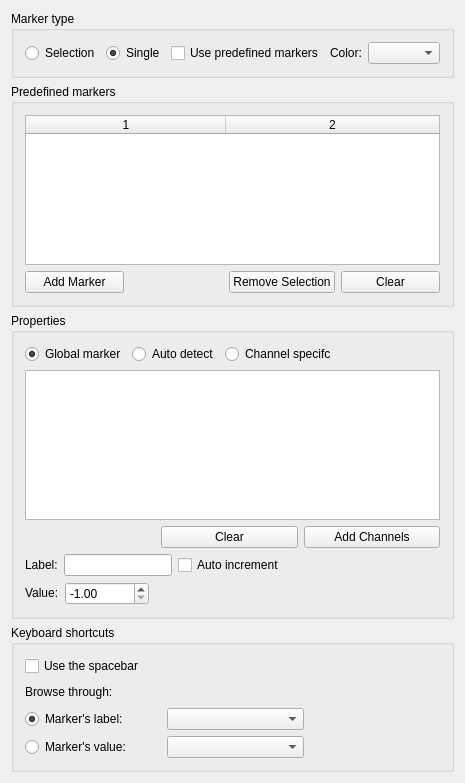
This is src/Widgets/AwMarkerInspector.ui in HIP-infrastructure/anywave-code as Qt 5 draws it before an edit. The edited form follows.
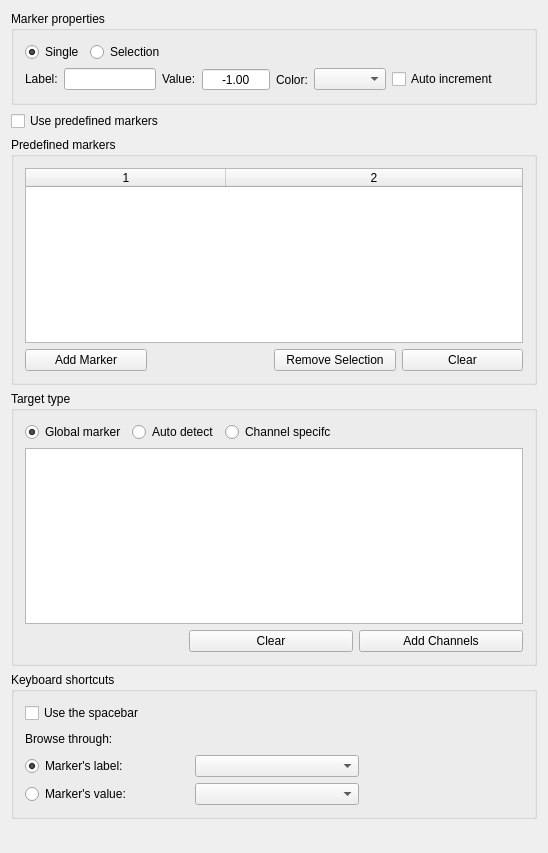
This is the edited form. Icons and pictures are not drawn.

Commit message: Now it is possible to marker while watching mappings.

Diff of the .ui file:
```diff
--- a/src/Widgets/AwMarkerInspector.ui
+++ b/src/Widgets/AwMarkerInspector.ui
@@ -6,8 +6,8 @@
    <rect>
     <x>0</x>
     <y>0</y>
-    <width>422</width>
-    <height>756</height>
+    <width>548</width>
+    <height>853</height>
    </rect>
   </property>
   <property name="sizePolicy">
@@ -33,28 +33,15 @@
       </sizepolicy>
      </property>
      <property name="title">
-      <string>Marker type</string>
+      <string>Marker properties</string>
      </property>
      <layout class="QVBoxLayout" name="verticalLayout_2">
       <item>
-       <layout class="QHBoxLayout" name="horizontalLayout">
-        <item>
-         <widget class="QRadioButton" name="radioSelection">
-          <property name="sizePolicy">
-           <sizepolicy hsizetype="Expanding" vsizetype="Fixed">
-            <horstretch>0</horstretch>
-            <verstretch>0</verstretch>
-           </sizepolicy>
-          </property>
-          <property name="text">
-           <string>Selection</string>
-          </property>
-         </widget>
-        </item>
+       <layout class="QHBoxLayout" name="horizontalLayout_8">
         <item>
          <widget class="QRadioButton" name="radioSingle">
           <property name="sizePolicy">
-           <sizepolicy hsizetype="Expanding" vsizetype="Fixed">
+           <sizepolicy hsizetype="Preferred" vsizetype="Fixed">
             <horstretch>0</horstretch>
             <verstretch>0</verstretch>
            </sizepolicy>
@@ -68,15 +55,102 @@
          </widget>
         </item>
         <item>
-         <widget class="QCheckBox" name="checkPredefined">
+         <widget class="QRadioButton" name="radioSelection">
+          <property name="sizePolicy">
+           <sizepolicy hsizetype="Preferred" vsizetype="Fixed">
+            <horstretch>0</horstretch>
+            <verstretch>0</verstretch>
+           </sizepolicy>
+          </property>
+          <property name="text">
+           <string>Selection</string>
+          </property>
+         </widget>
+        </item>
+        <item>
+         <spacer name="horizontalSpacer_3">
+          <property name="orientation">
+           <enum>Qt::Horizontal</enum>
+          </property>
+          <property name="sizeHint" stdset="0">
+           <size>
+            <width>40</width>
+            <height>20</height>
+           </size>
+          </property>
+         </spacer>
+        </item>
+       </layout>
+      </item>
+      <item>
+       <layout class="QHBoxLayout" name="horizontalLayout" stretch="1,0,0,0,0,0,0,0">
+        <item>
+         <widget class="QLabel" name="labelName">
+          <property name="sizePolicy">
+           <sizepolicy hsizetype="Preferred" vsizetype="Fixed">
+            <horstretch>0</horstretch>
+            <verstretch>0</verstretch>
+           </sizepolicy>
+          </property>
+          <property name="text">
+           <string>Label:</string>
+          </property>
+          <property name="scaledContents">
+           <bool>true</bool>
+          </property>
+         </widget>
+        </item>
+        <item>
+         <widget class="QLineEdit" name="lineEditName">
           <property name="sizePolicy">
            <sizepolicy hsizetype="Expanding" vsizetype="Fixed">
             <horstretch>0</horstretch>
             <verstretch>0</verstretch>
            </sizepolicy>
           </property>
+         </widget>
+        </item>
+        <item>
+         <widget class="QLabel" name="labelValue">
+          <property name="sizePolicy">
+           <sizepolicy hsizetype="Preferred" vsizetype="Fixed">
+            <horstretch>0</horstretch>
+            <verstretch>0</verstretch>
+           </sizepolicy>
+          </property>
           <property name="text">
-           <string>Use predefined markers</string>
+           <string>Value:</string>
+          </property>
+          <property name="scaledContents">
+           <bool>true</bool>
+          </property>
+          <property name="buddy">
+           <cstring>spinValue</cstring>
+          </property>
+         </widget>
+        </item>
+        <item>
+         <widget class="QDoubleSpinBox" name="spinValue">
+          <property name="sizePolicy">
+           <sizepolicy hsizetype="Preferred" vsizetype="Fixed">
+            <horstretch>0</horstretch>
+            <verstretch>0</verstretch>
+           </sizepolicy>
+          </property>
+          <property name="alignment">
+           <set>Qt::AlignCenter</set>
+          </property>
+          <property name="buttonSymbols">
+           <enum>QAbstractSpinBox::NoButtons</enum>
+          </property>
+          <property name="minimum">
+           <double>-1.000000000000000</double>
+          </property>
+          <property name="maximum">
+           <double>1000000000000000013287555072.000000000000000</double>
+          </property>
+          <property name="value">
+           <double>-1.000000000000000</double>
           </property>
          </widget>
         </item>
@@ -97,6 +171,19 @@
           </property>
          </widget>
         </item>
+        <item>
+         <widget class="QCheckBox" name="checkAutoInc">
+          <property name="sizePolicy">
+           <sizepolicy hsizetype="Preferred" vsizetype="Fixed">
+            <horstretch>0</horstretch>
+            <verstretch>0</verstretch>
+           </sizepolicy>
+          </property>
+          <property name="text">
+           <string>Auto increment</string>
+          </property>
+         </widget>
+        </item>
         <item>
          <spacer name="horizontalSpacer_5">
           <property name="orientation">
@@ -115,10 +202,40 @@
      </layout>
     </widget>
    </item>
+   <item>
+    <layout class="QHBoxLayout" name="horizontalLayout_13">
+     <item>
+      <widget class="QCheckBox" name="checkPredefined">
+       <property name="sizePolicy">
+        <sizepolicy hsizetype="Preferred" vsizetype="Fixed">
+         <horstretch>0</horstretch>
+         <verstretch>0</verstretch>
+        </sizepolicy>
+       </property>
+       <property name="text">
+        <string>Use predefined markers</string>
+       </property>
+      </widget>
+     </item>
+     <item>
+      <spacer name="horizontalSpacer_11">
+       <property name="orientation">
+        <enum>Qt::Horizontal</enum>
+       </property>
+       <property name="sizeHint" stdset="0">
+        <size>
+         <width>40</width>
+         <height>20</height>
+        </size>
+       </property>
+      </spacer>
+     </item>
+    </layout>
+   </item>
    <item>
     <widget class="QGroupBox" name="groupBoxPredefined">
      <property name="sizePolicy">
-      <sizepolicy hsizetype="Preferred" vsizetype="Expanding">
+      <sizepolicy hsizetype="Preferred" vsizetype="Preferred">
        <horstretch>0</horstretch>
        <verstretch>0</verstretch>
       </sizepolicy>
@@ -237,13 +354,13 @@
    <item>
     <widget class="QGroupBox" name="groupBoxSettings">
      <property name="sizePolicy">
-      <sizepolicy hsizetype="Preferred" vsizetype="Expanding">
+      <sizepolicy hsizetype="Preferred" vsizetype="Preferred">
        <horstretch>0</horstretch>
        <verstretch>0</verstretch>
       </sizepolicy>
      </property>
      <property name="title">
-      <string>Properties</string>
+      <string>Target type</string>
      </property>
      <layout class="QVBoxLayout" name="verticalLayout_3">
       <item>
@@ -379,127 +496,13 @@
         </item>
        </layout>
       </item>
-      <item>
-       <layout class="QHBoxLayout" name="horizontalLayout_5">
-        <item>
-         <widget class="QLabel" name="labelName">
-          <property name="sizePolicy">
-           <sizepolicy hsizetype="Preferred" vsizetype="Fixed">
-            <horstretch>0</horstretch>
-            <verstretch>0</verstretch>
-           </sizepolicy>
-          </property>
-          <property name="text">
-           <string>Label:</string>
-          </property>
-          <property name="scaledContents">
-           <bool>true</bool>
-          </property>
-         </widget>
-        </item>
-        <item>
-         <widget class="QLineEdit" name="lineEditName">
-          <property name="sizePolicy">
-           <sizepolicy hsizetype="Preferred" vsizetype="Fixed">
-            <horstretch>0</horstretch>
-            <verstretch>0</verstretch>
-           </sizepolicy>
-          </property>
-         </widget>
-        </item>
-        <item>
-         <widget class="QCheckBox" name="checkAutoInc">
-          <property name="sizePolicy">
-           <sizepolicy hsizetype="Preferred" vsizetype="Fixed">
-            <horstretch>0</horstretch>
-            <verstretch>0</verstretch>
-           </sizepolicy>
-          </property>
-          <property name="text">
-           <string>Auto increment</string>
-          </property>
-         </widget>
-        </item>
-        <item>
-         <spacer name="horizontalSpacer_7">
-          <property name="orientation">
-           <enum>Qt::Horizontal</enum>
-          </property>
-          <property name="sizeHint" stdset="0">
-           <size>
-            <width>40</width>
-            <height>20</height>
-           </size>
-          </property>
-         </spacer>
-        </item>
-       </layout>
-      </item>
-      <item>
-       <layout class="QHBoxLayout" name="horizontalLayout_6"/>
-      </item>
-      <item>
-       <layout class="QHBoxLayout" name="horizontalLayout_7">
-        <item>
-         <widget class="QLabel" name="labelValue">
-          <property name="sizePolicy">
-           <sizepolicy hsizetype="Preferred" vsizetype="Fixed">
-            <horstretch>0</horstretch>
-            <verstretch>0</verstretch>
-           </sizepolicy>
-          </property>
-          <property name="text">
-           <string>Value:</string>
-          </property>
-          <property name="scaledContents">
-           <bool>true</bool>
-          </property>
-          <property name="buddy">
-           <cstring>spinValue</cstring>
-          </property>
-         </widget>
-        </item>
-        <item>
-         <widget class="QDoubleSpinBox" name="spinValue">
-          <property name="sizePolicy">
-           <sizepolicy hsizetype="Preferred" vsizetype="Fixed">
-            <horstretch>0</horstretch>
-            <verstretch>0</verstretch>
-           </sizepolicy>
-          </property>
-          <property name="minimum">
-           <double>-1.000000000000000</double>
-          </property>
-          <property name="maximum">
-           <double>1000000000000000013287555072.000000000000000</double>
-          </property>
-          <property name="value">
-           <double>-1.000000000000000</double>
-          </property>
-         </widget>
-        </item>
-        <item>
-         <spacer name="horizontalSpacer_4">
-          <property name="orientation">
-           <enum>Qt::Horizontal</enum>
-          </property>
-          <property name="sizeHint" stdset="0">
-           <size>
-            <width>40</width>
-            <height>20</height>
-           </size>
-          </property>
-         </spacer>
-        </item>
-       </layout>
-      </item>
      </layout>
     </widget>
    </item>
    <item>
     <widget class="QGroupBox" name="groupBoxShortcuts">
      <property name="sizePolicy">
-      <sizepolicy hsizetype="Preferred" vsizetype="Expanding">
+      <sizepolicy hsizetype="Preferred" vsizetype="Preferred">
        <horstretch>0</horstretch>
        <verstretch>0</verstretch>
       </sizepolicy>
```
Left out of the diff: 172 changed lines with no effect on the pictures. The commit also changes 10 other files.
